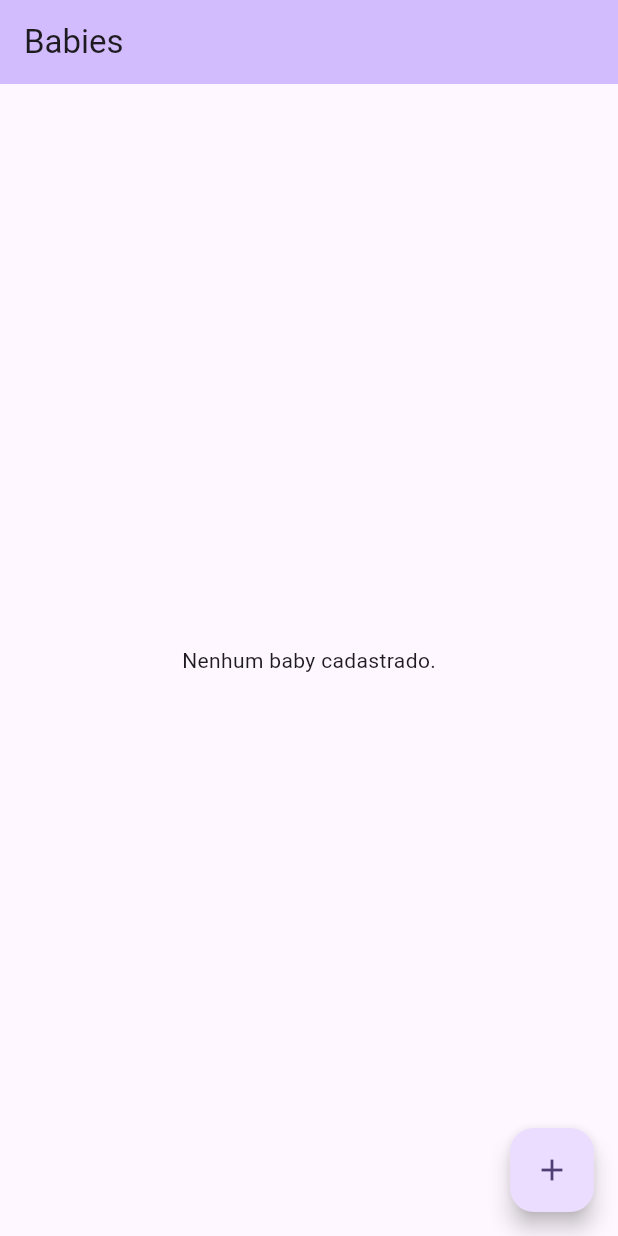
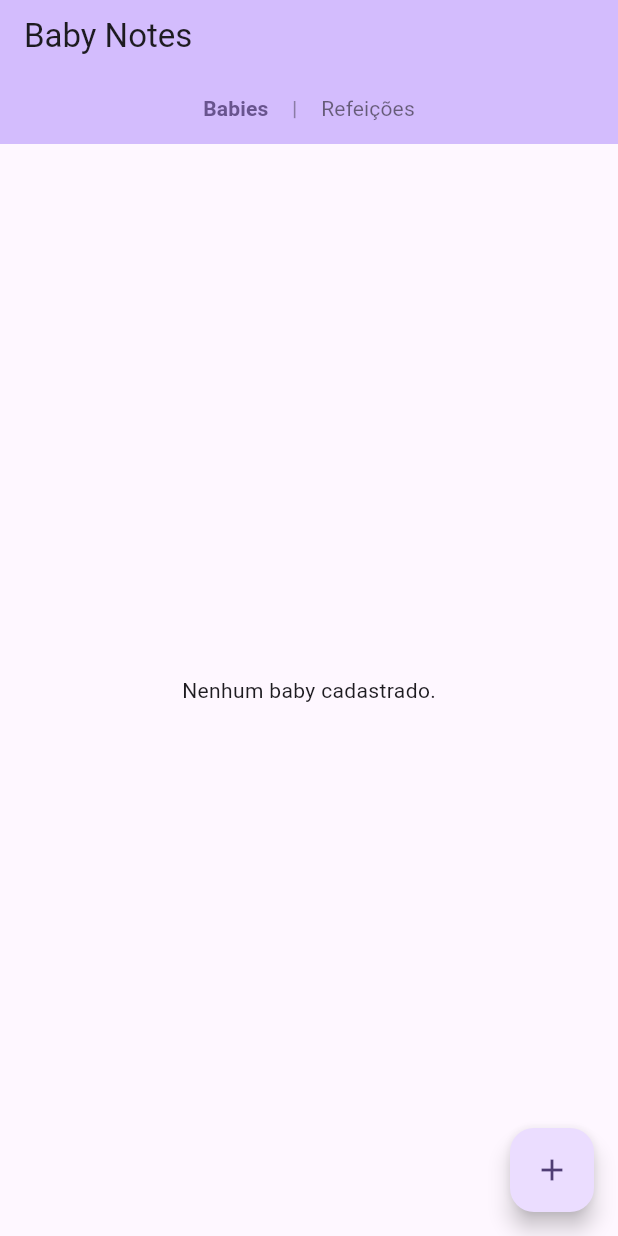
Before and after one commit to antonioprudencio/babynotes-app, a Flutter app: the screen it shows after launch, on a phone screen of 412 x 824 dp. Run offline on Flutter 3.47's test engine with Material 3 defaults, Android fonts, the phone set to English and light mode, and no system bars.

Commit message:
tela-refeicoes

```diff
--- a/lib/babies/widgets/babies_screen.dart
+++ b/lib/babies/widgets/babies_screen.dart
@@ -1,29 +1,27 @@
 import 'package:flutter/material.dart';
 import '../view_model/baby_view_model.dart';
-import '../../data/repositories/baby_repository.dart';
 import 'baby_form_dialog.dart';
 
 class BabiesScreen extends StatefulWidget {
-  const BabiesScreen({super.key});
+  final BabyViewModel viewModel;
+  final bool showAppBar;
+
+  const BabiesScreen({super.key, required this.viewModel, this.showAppBar = true});
 
   @override
   State<BabiesScreen> createState() => _BabiesScreenState();
 }
 
 class _BabiesScreenState extends State<BabiesScreen> {
-  late final BabyViewModel _viewModel;
-
   @override
   void initState() {
     super.initState();
-    _viewModel = BabyViewModel(BabyRepository());
-    _viewModel.addListener(_onUpdate);
+    widget.viewModel.addListener(_onUpdate);
   }
 
   @override
   void dispose() {
-    _viewModel.removeListener(_onUpdate);
-    _viewModel.dispose();
+    widget.viewModel.removeListener(_onUpdate);
     super.dispose();
   }
 
@@ -41,9 +39,9 @@ class _BabiesScreenState extends State<BabiesScreen> {
     if (result == null) return;
 
     if (id == null) {
-      _viewModel.add(result);
+      widget.viewModel.add(result);
     } else {
-      _viewModel.update(id, result);
+      widget.viewModel.update(id, result);
     }
   }
 
@@ -64,7 +62,7 @@ class _BabiesScreenState extends State<BabiesScreen> {
             ),
             onPressed: () {
               Navigator.of(ctx).pop();
-              _viewModel.delete(id);
+              widget.viewModel.delete(id);
             },
             child: const Text('Apagar'),
           ),
@@ -75,13 +73,15 @@ class _BabiesScreenState extends State<BabiesScreen> {
 
   @override
   Widget build(BuildContext context) {
-    final babies = _viewModel.babies;
+    final babies = widget.viewModel.babies;
 
     return Scaffold(
-      appBar: AppBar(
-        title: const Text('Babies'),
-        backgroundColor: Theme.of(context).colorScheme.inversePrimary,
-      ),
+      appBar: widget.showAppBar
+          ? AppBar(
+              title: const Text('Babies'),
+              backgroundColor: Theme.of(context).colorScheme.inversePrimary,
+            )
+          : null,
       body: babies.isEmpty
           ? const Center(child: Text('Nenhum baby cadastrado.'))
           : ListView.separated(
--- /dev/null
+++ b/lib/data/repositories/meal_repository.dart
@@ -0,0 +1,16 @@
+import '../../domain/models/meal.dart';
+
+class MealRepository {
+  final List<Meal> _meals = [];
+
+  List<Meal> getAll() => List.unmodifiable(_meals);
+
+  void add(Meal meal) => _meals.add(meal);
+
+  void update(Meal meal) {
+    final index = _meals.indexWhere((m) => m.id == meal.id);
+    if (index != -1) _meals[index] = meal;
+  }
+
+  void delete(String id) => _meals.removeWhere((m) => m.id == id);
+}
--- /dev/null
+++ b/lib/domain/models/meal.dart
@@ -0,0 +1,39 @@
+enum MealType {
+  mamadeira('Mamadeira'),
+  peito('Peito');
+
+  final String label;
+  const MealType(this.label);
+}
+
+class Meal {
+  final String id;
+  final String babyId;
+  final DateTime dateTime;
+  final MealType type;
+  final double? volume;
+
+  const Meal({
+    required this.id,
+    required this.babyId,
+    required this.dateTime,
+    required this.type,
+    this.volume,
+  });
+
+  Meal copyWith({
+    String? id,
+    String? babyId,
+    DateTime? dateTime,
+    MealType? type,
+    double? volume,
+  }) {
+    return Meal(
+      id: id ?? this.id,
+      babyId: babyId ?? this.babyId,
+      dateTime: dateTime ?? this.dateTime,
+      type: type ?? this.type,
+      volume: volume ?? this.volume,
+    );
+  }
+}
--- a/lib/main.dart
+++ b/lib/main.dart
@@ -1,5 +1,10 @@
 import 'package:flutter/material.dart';
+import 'babies/view_model/baby_view_model.dart';
 import 'babies/widgets/babies_screen.dart';
+import 'data/repositories/baby_repository.dart';
+import 'data/repositories/meal_repository.dart';
+import 'meals/view_model/meal_view_model.dart';
+import 'meals/widgets/meals_screen.dart';
 
 void main() {
   runApp(const MyApp());
@@ -15,7 +20,84 @@ class MyApp extends StatelessWidget {
       theme: ThemeData(
         colorScheme: ColorScheme.fromSeed(seedColor: Colors.deepPurple),
       ),
-      home: const BabiesScreen(),
+      home: const HomeScreen(),
     );
   }
 }
+
+class HomeScreen extends StatefulWidget {
+  const HomeScreen({super.key});
+
+  @override
+  State<HomeScreen> createState() => _HomeScreenState();
+}
+
+class _HomeScreenState extends State<HomeScreen> {
+  int _currentIndex = 0;
+
+  final _babyViewModel = BabyViewModel(BabyRepository());
+  late final _mealViewModel = MealViewModel(MealRepository());
+
+  late final List<Widget> _screens;
+
+  static const _labels = ['Babies', 'Refeições'];
+
+  @override
+  void initState() {
+    super.initState();
+    _screens = [
+      BabiesScreen(viewModel: _babyViewModel, showAppBar: false),
+      MealsScreen(mealViewModel: _mealViewModel, babyViewModel: _babyViewModel, showAppBar: false),
+    ];
+  }
+
+  @override
+  void dispose() {
+    _babyViewModel.dispose();
+    _mealViewModel.dispose();
+    super.dispose();
+  }
+
+  @override
+  Widget build(BuildContext context) {
+    final colorScheme = Theme.of(context).colorScheme;
+
+    return Scaffold(
+      appBar: AppBar(
+        backgroundColor: colorScheme.inversePrimary,
+        title: const Text('Baby Notes'),
+        bottom: PreferredSize(
+          preferredSize: const Size.fromHeight(40),
+          child: Row(
+            mainAxisAlignment: MainAxisAlignment.center,
+            children: [
+              for (int i = 0; i < _labels.length; i++) ...[
+                if (i > 0)
+                  Text(
+                    ' | ',
+                    style: TextStyle(
+                      color: colorScheme.onSurface.withValues(alpha: 0.4),
+                      fontWeight: FontWeight.bold,
+                    ),
+                  ),
+                TextButton(
+                  onPressed: () => setState(() => _currentIndex = i),
+                  child: Text(
+                    _labels[i],
+                    style: TextStyle(
+                      color: _currentIndex == i
+                          ? colorScheme.primary
+                          : colorScheme.onSurface.withValues(alpha: 0.6),
+                      fontWeight: _currentIndex == i ? FontWeight.bold : FontWeight.normal,
+                    ),
+                  ),
+                ),
+              ],
+            ],
+          ),
+        ),
+      ),
+      body: IndexedStack(index: _currentIndex, children: _screens),
+    );
+  }
+}
--- /dev/null
+++ b/lib/meals/view_model/meal_view_model.dart
@@ -0,0 +1,26 @@
+import 'package:flutter/foundation.dart';
+import '../../domain/models/meal.dart';
+import '../../data/repositories/meal_repository.dart';
+
+class MealViewModel extends ChangeNotifier {
+  final MealRepository _repository;
+
+  MealViewModel(this._repository);
+
+  List<Meal> get meals => _repository.getAll();
+
+  void add(Meal meal) {
+    _repository.add(meal.copyWith(id: DateTime.now().millisecondsSinceEpoch.toString()));
+    notifyListeners();
+  }
+
+  void update(Meal meal) {
+    _repository.update(meal);
+    notifyListeners();
+  }
+
+  void delete(String id) {
+    _repository.delete(id);
+    notifyListeners();
+  }
+}
```
Also changed, not shown: lib/meals/widgets/meal_form_dialog.dart (added, +160 -0 lines), lib/meals/widgets/meals_screen.dart (added, +155 -0 lines), 1 other file.
